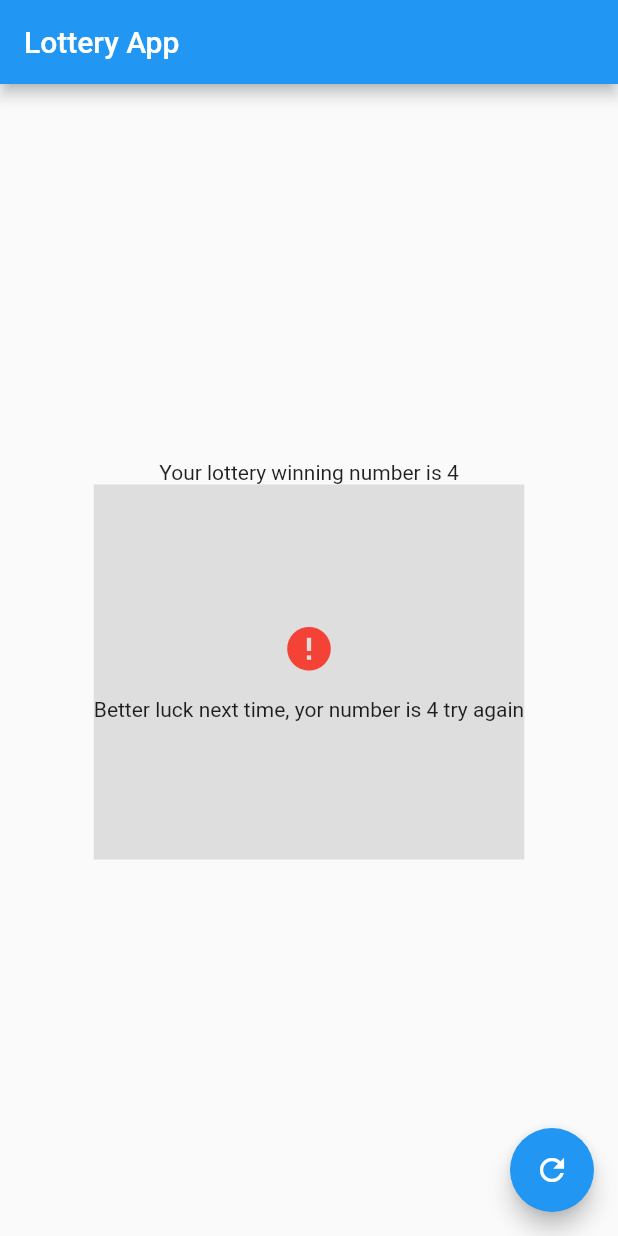
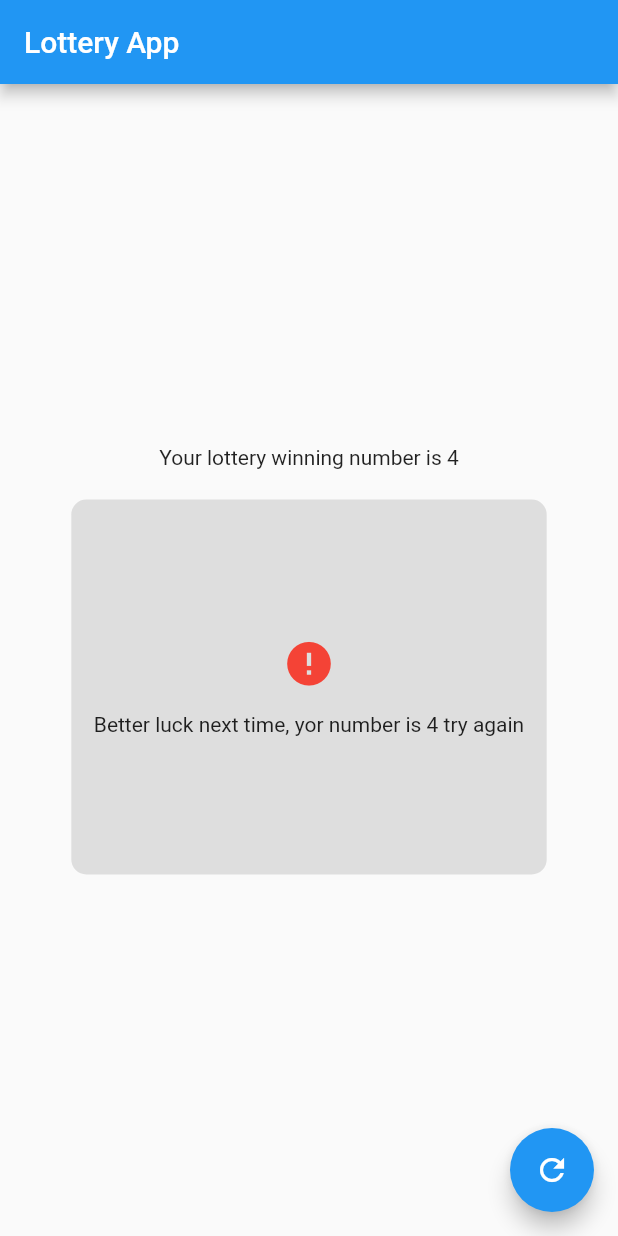
Before and after one commit to Md-Sifatullah617/lottery, a Flutter app: the screen it shows after launch, on a phone screen of 412 x 824 dp. Run offline on Flutter 3.47's test engine with Material 2 defaults, Android fonts, the phone set to English and light mode, and no system bars.

Commit message:
new padding

```diff
--- a/lib/main.dart
+++ b/lib/main.dart
@@ -23,11 +23,15 @@ class _MyAppState extends State<MyApp> {
           mainAxisAlignment: MainAxisAlignment.center,
           children: [
             Center(child: Text('Your lottery winning number is $x')),
+            SizedBox(height: 20,),
             Container(
               height: 250,
               decoration: BoxDecoration(
-                color: Colors.grey.withOpacity(.3)
+                color: Colors.grey.withOpacity(.3),
+                borderRadius: BorderRadius.circular(10)
               ),
+              child: Padding(
+                padding: const EdgeInsets.all(15.0),
                 child: Column(
                   mainAxisAlignment: MainAxisAlignment.center,
                  children: [
@@ -35,6 +39,7 @@ class _MyAppState extends State<MyApp> {
                    SizedBox(height: 15,),
                    Text('Better luck next time, yor number is $x try again')
                  ],
+                ),
               ),
             )
           ],
```
Lines whose indentation alone changed are shown as unchanged.
